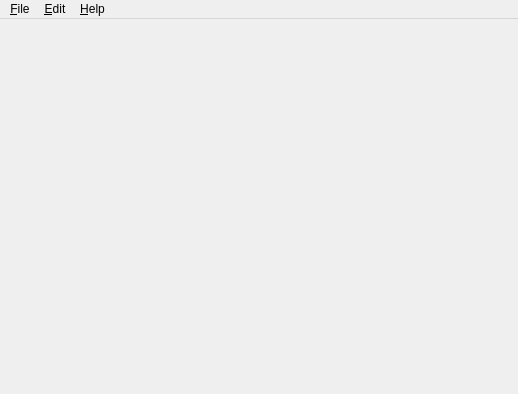
Old version of the form ui/main.ui in the repository tud-zih-energy/voice-annotation-tool.
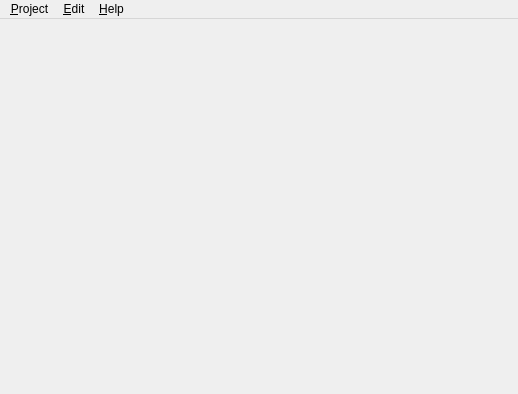
New version of the form. Icons and pictures are not drawn.

Commit message: Add a Close Project option

What changed in the file:
```diff
--- a/ui/main.ui
+++ b/ui/main.ui
@@ -37,7 +37,7 @@
    </property>
    <widget class="QMenu" name="menuFile">
     <property name="title">
-     <string>&amp;File</string>
+     <string>&amp;Project</string>
     </property>
     <addaction name="actionNewProject"/>
     <addaction name="actionOpen"/>
```
Left out of the diff: 23 changed lines with no effect on the pictures. The commit also changes 1 other file.
